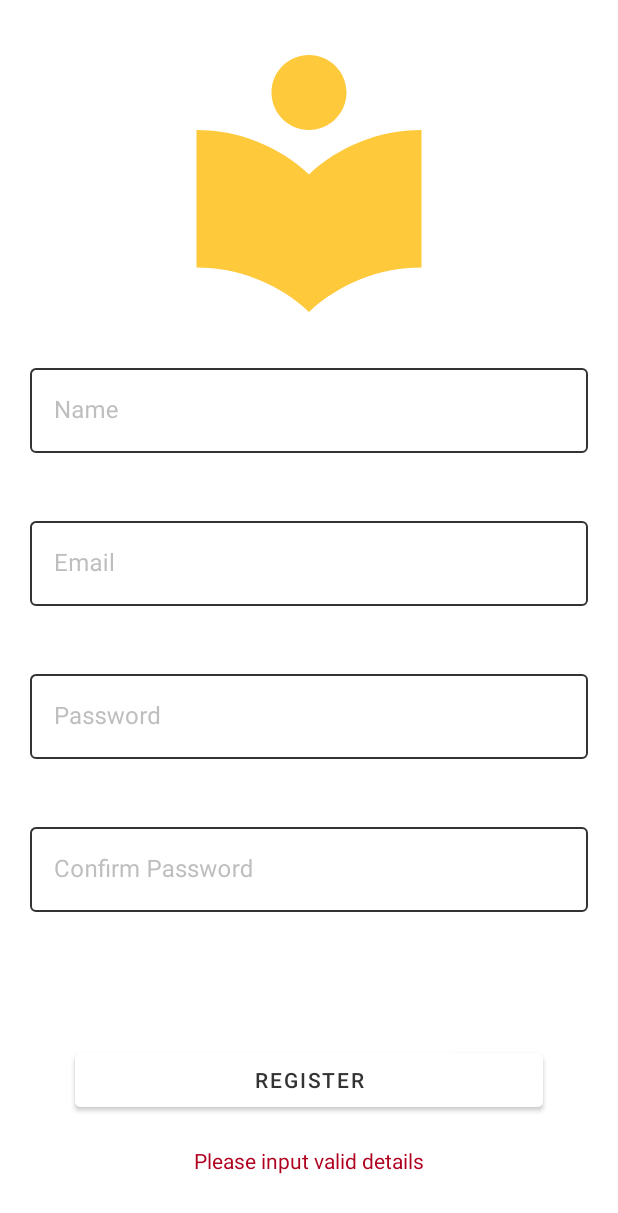
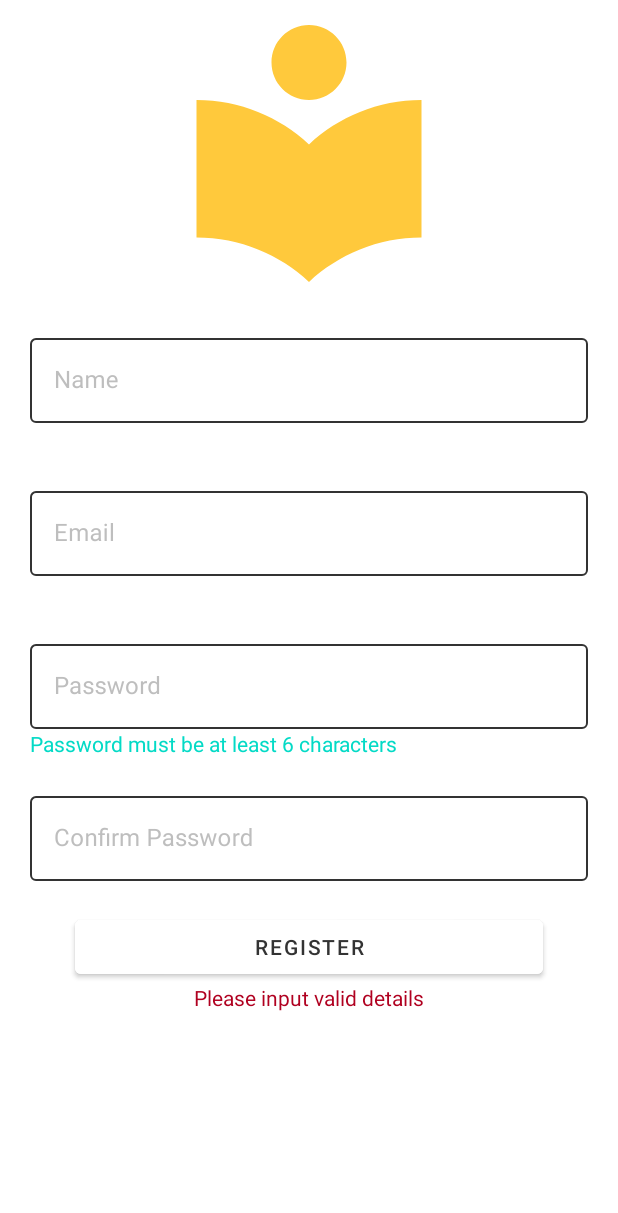
Before and after one commit to divyanshf/noter-android, an Android app: the RegisterFragment screen opened through its navigation route, after a tap on "REGISTER", on a phone screen of 412 x 824 dp. Shown: the top 1213 px of the screen. Run offline under Robolectric (Android 15) with nearby library versions, the phone set to English and light mode, and no system bars; our stand-ins replace Dagger/Hilt's generated code, Firebase (no records; nobody signed in at launch, a user with empty details on screens opened directly).

Commit message:
#7 fixed ui

```diff
--- a/app/src/main/java/com/example/noter/ui/auth/RegisterFragment.kt
+++ b/app/src/main/java/com/example/noter/ui/auth/RegisterFragment.kt
@@ -7,7 +7,6 @@ import android.view.View
 import android.view.ViewGroup
 import android.widget.Button
 import android.widget.EditText
-import android.widget.ProgressBar
 import android.widget.TextView
 import androidx.fragment.app.Fragment
 import androidx.fragment.app.viewModels
@@ -25,7 +24,6 @@ class RegisterFragment : Fragment() {
     @Inject
     lateinit var firebaseAuth: FirebaseAuth
     private lateinit var warningTextView: TextView
-    private lateinit var loadingBar: ProgressBar
     private lateinit var nameEditText: EditText
     private lateinit var emailEditText: EditText
     private lateinit var passwordEditText: EditText
@@ -47,11 +45,9 @@ class RegisterFragment : Fragment() {
         passwordEditText = view.findViewById(R.id.password_edit_text)
         cnfPasswordEditText = view.findViewById(R.id.cnf_password_edit_text)
         warningTextView = view.findViewById(R.id.register_warning)
-        loadingBar = view.findViewById(R.id.progress_bar)
 
         view.findViewById<Button>(R.id.register_button).setOnClickListener {
             warningTextView.visibility = View.INVISIBLE
-            loadingBar.visibility = View.VISIBLE
             if(validate()){
                 try {
                     userViewModel.register(name, email, password)
@@ -63,7 +59,6 @@ class RegisterFragment : Fragment() {
             }
             else{
                 warningTextView.visibility = View.VISIBLE
-                loadingBar.visibility = View.INVISIBLE
             }
         }
 
@@ -86,7 +81,6 @@ class RegisterFragment : Fragment() {
             }
             else{
                 warningTextView.visibility = View.VISIBLE
-                loadingBar.visibility = View.INVISIBLE
             }
         }
     }
--- a/app/src/main/res/layout/fragment_login.xml
+++ b/app/src/main/res/layout/fragment_login.xml
@@ -54,12 +54,6 @@
 
         </com.google.android.material.textfield.TextInputLayout>
 
-        <ProgressBar
-            android:id="@+id/progress_bar"
-            android:layout_width="wrap_content"
-            android:layout_height="wrap_content"
-            android:visibility="invisible"/>
-
         <Button
             android:id="@+id/login_button"
             android:layout_width="match_parent"
--- a/app/src/main/res/layout/fragment_register.xml
+++ b/app/src/main/res/layout/fragment_register.xml
@@ -1,5 +1,4 @@
 <?xml version="1.0" encoding="utf-8"?>
-
 <ScrollView xmlns:android="http://schemas.android.com/apk/res/android"
     android:layout_width="match_parent"
     android:layout_height="match_parent"
@@ -9,7 +8,6 @@
         android:layout_width="match_parent"
         android:layout_height="wrap_content"
         android:gravity="center"
-        android:layout_marginVertical="20dp"
         android:orientation="vertical">
 
         <ImageView
@@ -56,7 +54,8 @@
         <com.google.android.material.textfield.TextInputLayout
             android:layout_width="match_parent"
             android:layout_height="wrap_content"
-            android:layout_margin="20dp"
+            android:layout_marginTop="20dp"
+            android:layout_marginHorizontal="20dp"
             app:hintTextColor="@color/gold"
             app:boxStrokeColor="@color/text_box_input"
             style="@style/Widget.MaterialComponents.TextInputLayout.OutlinedBox">
@@ -69,6 +68,13 @@
                 android:hint="@string/password"/>
 
         </com.google.android.material.textfield.TextInputLayout>
+        <TextView
+            android:layout_width="wrap_content"
+            android:layout_height="wrap_content"
+            android:layout_gravity="start"
+            android:layout_marginHorizontal="20dp"
+            android:text="Password must be at least 6 characters"
+            android:textColor="@color/design_default_color_secondary"/>
 
         <com.google.android.material.textfield.TextInputLayout
             android:layout_width="match_parent"
@@ -87,18 +93,11 @@
 
         </com.google.android.material.textfield.TextInputLayout>
 
-        <ProgressBar
-            android:id="@+id/progress_bar"
-            android:layout_width="wrap_content"
-            android:layout_height="wrap_content"
-            android:visibility="invisible"/>
-
         <Button
             android:id="@+id/register_button"
             android:layout_width="match_parent"
             android:layout_height="match_parent"
             android:layout_marginHorizontal="50dp"
-            android:layout_marginTop="20dp"
             android:backgroundTint="?attr/colorSurface"
             android:text="@string/register"/>
 
@@ -107,7 +106,6 @@
             android:layout_width="wrap_content"
             android:layout_height="wrap_content"
             android:text="@string/auth_warning"
-            android:layout_marginTop="20dp"
             android:textColor="@color/design_default_color_error"
             android:visibility="invisible"/>
 
```
Also changed, not shown: app/src/main/java/com/example/noter/ui/auth/LoginFragment.kt (+0 -8 lines).
